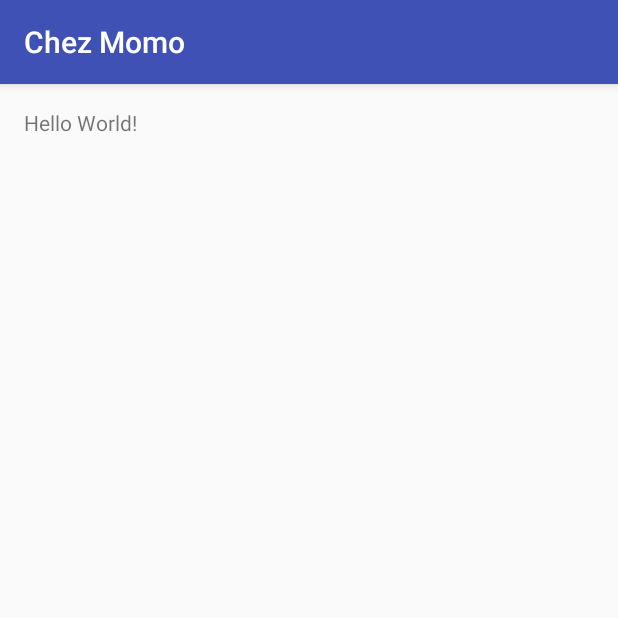
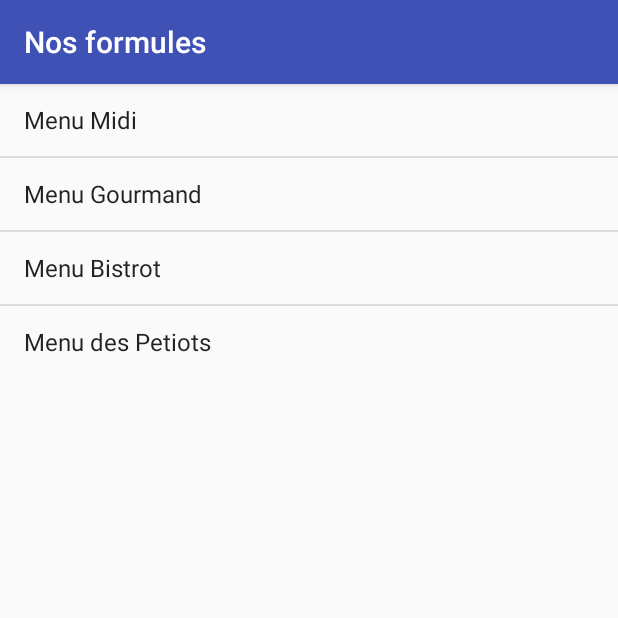
Before and after one commit to Helicose/ChezMomo, an Android app: the screen it shows after launch (MainActivity), on a phone screen of 412 x 824 dp, the top half of it. Run offline under Robolectric (Android 15) with nearby library versions, the phone set to English and light mode, and no system bars.

Commit message:
Création de la liste de formules

```diff
--- a/app/src/main/java/com/controle_android/chezmomo/MainActivity.java
+++ b/app/src/main/java/com/controle_android/chezmomo/MainActivity.java
@@ -1,13 +1,33 @@
 package com.controle_android.chezmomo;
 
+import android.support.v7.app.ActionBarActivity;
 import android.support.v7.app.AppCompatActivity;
 import android.os.Bundle;
+import android.widget.ArrayAdapter;
+import android.widget.ListView;
+import android.app.ListActivity;
 
-public class MainActivity extends AppCompatActivity {
+public class MainActivity extends ActionBarActivity {
 
     @Override
     protected void onCreate(Bundle savedInstanceState) {
         super.onCreate(savedInstanceState);
-        setContentView(R.layout.activity_main);
+        setContentView(R.layout.formules);
+        setTitle("Nos formules");
+
+        ListView liste;
+
+        String[] data = new String[]{
+                "Menu Midi", "Menu Gourmand", "Menu Bistrot", "Menu des Petiots"
+        };
+
+        ArrayAdapter<String> adapter = new ArrayAdapter<String>(
+                this,
+                android.R.layout.simple_list_item_1,
+                data
+        );
+
+        liste = (ListView)findViewById(R.id.listView);
+        liste.setAdapter(adapter);
     }
 }
--- /dev/null
+++ b/app/src/main/res/layout/formules.xml
@@ -0,0 +1,11 @@
+<?xml version="1.0" encoding="utf-8"?>
+<LinearLayout xmlns:android="http://schemas.android.com/apk/res/android"
+    android:orientation="vertical" android:layout_width="match_parent"
+    android:layout_height="match_parent"
+    >
+
+    <ListView
+        android:id="@+id/listView"
+        android:layout_width="wrap_content"
+        android:layout_height="wrap_content" />
+</LinearLayout>
```
